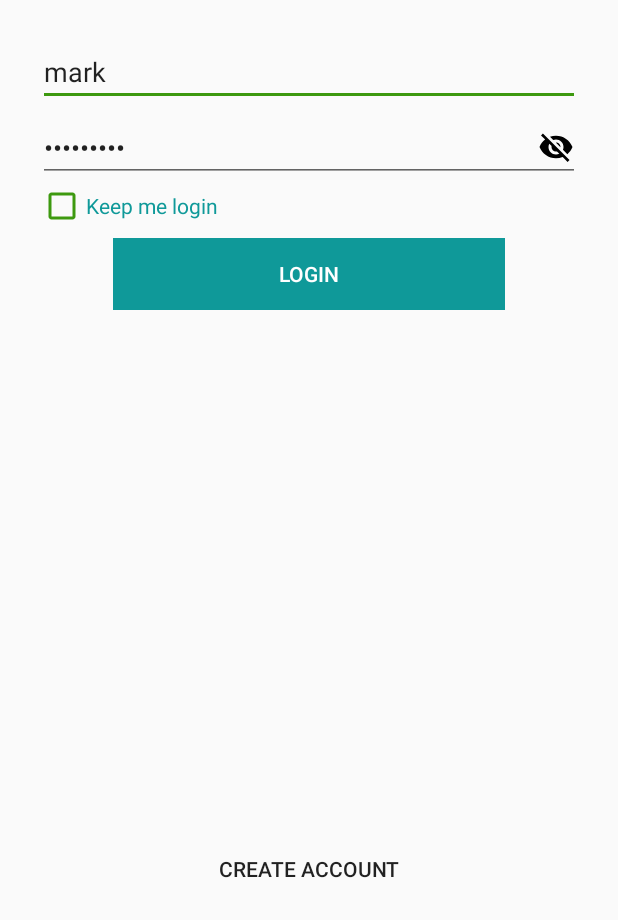
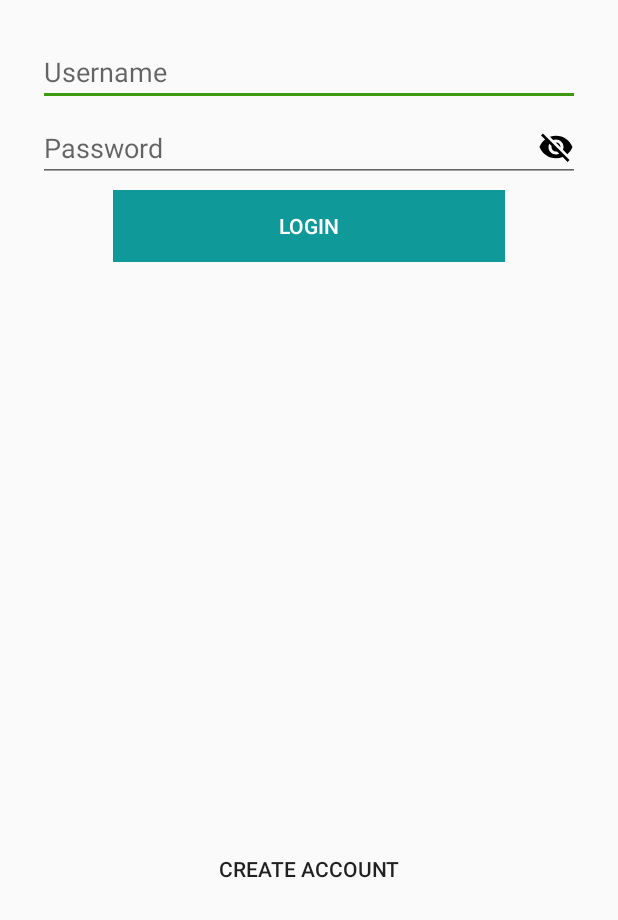
Before and after one commit to MarkAguirre26/FoodAllergen, an Android app: the screen it shows after launch (LoginActivity), on a phone screen of 412 x 824 dp, the part 316-1236 px from its top. Run offline under Robolectric (Android 15) with nearby library versions, the phone set to English and light mode, and no system bars; our stand-ins replace Firebase (no records; nobody signed in at launch, a user with empty details on screens opened directly).

Commit message:
-
Change-Id: Id976b7ab5321d6e6d9c62f404eef0848f5b195f1

```diff
--- a/app/src/main/java/com/thesis/pdm/hallergen/Email.java
+++ b/app/src/main/java/com/thesis/pdm/hallergen/Email.java
@@ -25,6 +25,7 @@ public class Email {
                     @Override
                     public void onError(ANError error) {
                         // handle error
+
                     }
                 });
     }
--- a/app/src/main/java/com/thesis/pdm/hallergen/LoginActivity.java
+++ b/app/src/main/java/com/thesis/pdm/hallergen/LoginActivity.java
@@ -58,8 +58,9 @@ public class LoginActivity extends AppCompatActivity {
         etUsername = findViewById(R.id.etUsername);
         etPassword = findViewById(R.id.etPassword);
 
-        etUsername.setText("mark");
-        etPassword.setText("aaaaaaaaa");
+        cbKeepLogin.setVisibility(View.GONE);
+//        etUsername.setText("mark");
+//        etPassword.setText("aaaaaaaaa");
 
         db = new DatabaseAdapter(getApplicationContext());
 //
@@ -74,9 +75,21 @@ public class LoginActivity extends AppCompatActivity {
 
 
         // if keep me login is checked move main activity
-        if (pref.getBoolean(String.valueOf(R.string.pref_KeepMeLogin), false)) {
-            startActivity(new Intent(this, MainActivity.class));
+//        if (pref.getBoolean(String.valueOf(R.string.pref_KeepMeLogin), false)) {
+//            startActivity(new Intent(this, MainActivity.class));
+//        }
+
+
+        boolean isKeepLogin = pref.getBoolean(String.valueOf(R.string.pref_KeepMeLogin), false);
+
+
+        if (isKeepLogin) {
+            logUser = Utility.getLogUserDataFromPref(pref);
+            if (logUser != null || !logUser.getUserUID().equals("") || logUser.getUserUID() != null) {
+                startActivity(new Intent(this, MainActivity.class));
+            }
         }
+
 
         // show/hide password
         etPassword.setOnTouchListener(new View.OnTouchListener() {
@@ -141,18 +154,6 @@ public class LoginActivity extends AppCompatActivity {
             return;
         }
 
-        //Save all users to sqlite
-//        for (ModelsUser mUser : UserList) {
-//            db.insertUserData(mUser);
-//            if (mUser.getFamily().size() > 0) {
-//                for (ModelsFamily family : mUser.getFamily()) {
-//                    db.insertFamilyData(family);
-//                }
-//            }
-//
-//
-//        }
-
 
         // set log user in cache
         Utility.setLogUserDataToPref(prefEdit, logUser);
@@ -182,13 +183,7 @@ public class LoginActivity extends AppCompatActivity {
 
         view.startAnimation(AnimationUtils.loadAnimation(this, R.anim.anim_pulse_out));
         UserLogin(etUsername.getText().toString(), etPassword.getText().toString());
-//
-//        for (ModelsUser u : UserList) {
-//            if (u.getFamily().size() > 0) {
-//                Log.d("Family", u.getFamily().get(0).getName());
-//            }
-//
-//        }
+
 
     }
 }
--- a/app/src/main/java/com/thesis/pdm/hallergen/RegistrationVerificationActivity.java
+++ b/app/src/main/java/com/thesis/pdm/hallergen/RegistrationVerificationActivity.java
@@ -47,7 +47,7 @@ public class RegistrationVerificationActivity extends AppCompatActivity {
 
         } else {
             rCodeMessage.setVisibility(View.VISIBLE);
-            Toast.makeText(getApplicationContext(), "Invalid Verification Code:" + rCode, Toast.LENGTH_SHORT).show();
+//            Toast.makeText(getApplicationContext(), "Invalid Verification Code:" + etVerificationCode.getText().toString(), Toast.LENGTH_SHORT).show();
         }
 
 
```
Also changed, not shown: app/src/main/java/com/thesis/pdm/hallergen/ManageAccountActivity.java (+22 -39 lines).
